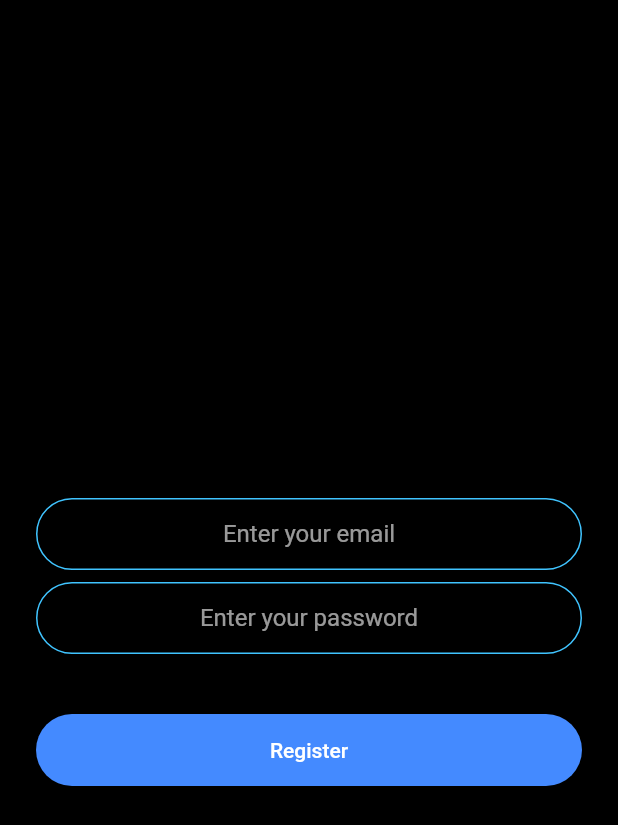
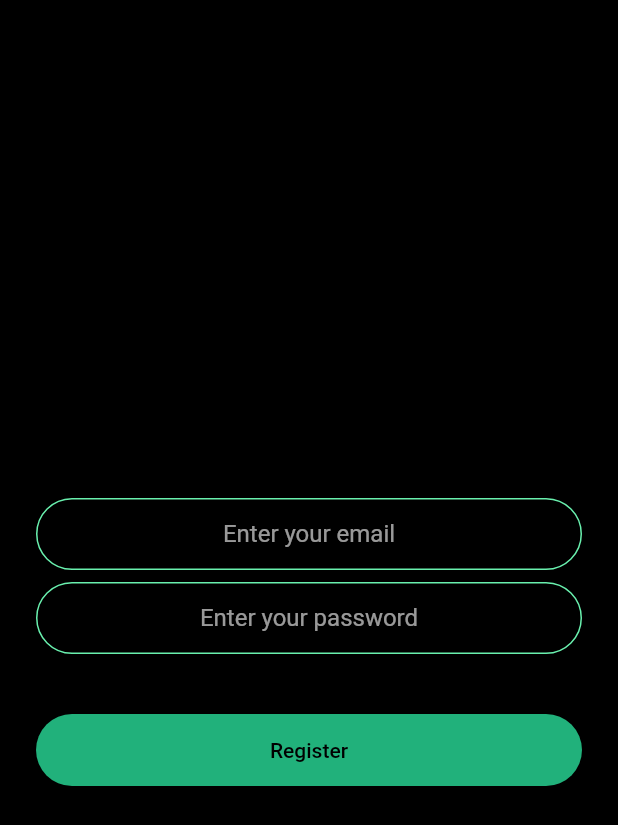
Before and after one commit to tshuenhau/gradis, a Flutter app: the screen it shows after launch, after a tap on "Register", on a phone screen of 412 x 824 dp. Shown: the top 825 px of the screen. Run offline on Flutter 3.47's test engine with Material 2 defaults, Android fonts, the phone set to English and light mode, and no system bars; our stand-ins replace cloud_firestore, firebase_auth, firebase_core; accounts and stored records are empty.

Commit message:
auto scroll to end on add & updated theme,

```diff
--- a/lib/constants.dart
+++ b/lib/constants.dart
@@ -10,6 +10,12 @@ const Color RaisinBlack = Color(0xff202124);
 const Color CharlestonGreen = Color(0xff282C2F);
 const Color Onyx = Color(0xff323639);
 const Color LightSilver = Color(0xffD6D6D7);
+const Color BlueAccent = Color(0xff09A6F3);
+const Color BlueHighlight = Color(0xff07c8f9);
+const Color DeepBlueHighlight = Color(0xff0a85ed);
+const Color GreenAccent = Color(0xff21b17b);
+const Color GreenHighlight = Color(0xff42dca3);
+
 //const Color RaisinBlack = Color(0xff);
 
 const kTextFieldDecoration = InputDecoration(
@@ -19,11 +25,11 @@ const kTextFieldDecoration = InputDecoration(
     borderRadius: BorderRadius.all(Radius.circular(32.0)),
   ),
   enabledBorder: OutlineInputBorder(
-    borderSide: BorderSide(color: Colors.lightBlueAccent, width: 1.0),
+    borderSide: BorderSide(color: Colors.greenAccent, width: 1.0),
     borderRadius: BorderRadius.all(Radius.circular(32.0)),
   ),
   focusedBorder: OutlineInputBorder(
-    borderSide: BorderSide(color: Colors.lightBlueAccent, width: 2.0),
+    borderSide: BorderSide(color: Colors.greenAccent, width: 2.0),
     borderRadius: BorderRadius.all(Radius.circular(32.0)),
   ),
 );
--- a/lib/main.dart
+++ b/lib/main.dart
@@ -7,6 +7,7 @@ import 'package:gradis/screens/authentication/LoginScreen.dart';
 import 'package:gradis/screens/authentication/RegistrationScreen.dart';
 import 'package:gradis/services/UserAPI.dart';
 import 'package:firebase_core/firebase_core.dart';
+import 'package:gradis/constants.dart';
 
 void main() => runApp(MyApp());
 
@@ -33,7 +34,11 @@ class MyApp extends StatelessWidget {
                 }
               },
               child: MaterialApp(
-                theme: ThemeData.dark(),
+                theme: ThemeData.dark().copyWith(
+                  primaryColor: Colors.black,
+                  accentColor: GreenHighlight,
+                  backgroundColor: Colors.greenAccent,
+                ),
                 home: InputPage(),
                 initialRoute: WelcomeScreen.id,
                 routes: {
@@ -47,7 +52,11 @@ class MyApp extends StatelessWidget {
           );
         }
         return MaterialApp(
-          theme: ThemeData.dark(),
+          theme: ThemeData.dark().copyWith(
+            primaryColor: Colors.greenAccent,
+            accentColor: GreenHighlight,
+            backgroundColor: Colors.greenAccent,
+          ),
           home: Scaffold(),
         );
       },
--- a/lib/screens/WelcomeScreen.dart
+++ b/lib/screens/WelcomeScreen.dart
@@ -1,6 +1,7 @@
 import 'package:flutter/material.dart';
 import 'package:gradis/screens/authentication/LoginScreen.dart';
 import 'package:gradis/screens/authentication/RegistrationScreen.dart';
+import 'package:gradis/constants.dart';
 
 class WelcomeScreen extends StatefulWidget {
   static const String id = 'welcome_screen';
@@ -12,7 +13,7 @@ class _WelcomeScreenState extends State<WelcomeScreen> {
   @override
   Widget build(BuildContext context) {
     return Scaffold(
-      backgroundColor: Colors.white,
+      backgroundColor: Colors.black,
       body: Padding(
         padding: EdgeInsets.symmetric(horizontal: 24.0),
         child: Column(
@@ -20,11 +21,8 @@ class _WelcomeScreenState extends State<WelcomeScreen> {
           crossAxisAlignment: CrossAxisAlignment.stretch,
           children: <Widget>[
             Row(
+              mainAxisAlignment: MainAxisAlignment.center,
               children: <Widget>[
-                // Container(
-                //   child: Image.asset('images/logo.png'),
-                //   height: 60.0,
-                // ),
                 Text(
                   'Gradis',
                   style: TextStyle(
@@ -41,7 +39,7 @@ class _WelcomeScreenState extends State<WelcomeScreen> {
               padding: EdgeInsets.symmetric(vertical: 16.0),
               child: Material(
                 elevation: 5.0,
-                color: Colors.lightBlueAccent,
+                color: GreenHighlight,
                 borderRadius: BorderRadius.circular(30.0),
                 child: MaterialButton(
                   onPressed: () {
@@ -52,6 +50,7 @@ class _WelcomeScreenState extends State<WelcomeScreen> {
                   height: 42.0,
                   child: Text(
                     'Log In',
+                    style: TextStyle(color: Colors.black),
                   ),
                 ),
               ),
@@ -59,7 +58,7 @@ class _WelcomeScreenState extends State<WelcomeScreen> {
             Padding(
               padding: EdgeInsets.symmetric(vertical: 16.0),
               child: Material(
-                color: Colors.blueAccent,
+                color: GreenAccent,
                 borderRadius: BorderRadius.circular(30.0),
                 elevation: 5.0,
                 child: MaterialButton(
@@ -71,6 +70,7 @@ class _WelcomeScreenState extends State<WelcomeScreen> {
                   height: 42.0,
                   child: Text(
                     'Register',
+                    style: TextStyle(color: Colors.black),
                   ),
                 ),
               ),
--- a/lib/screens/authentication/LoginScreen.dart
+++ b/lib/screens/authentication/LoginScreen.dart
@@ -52,7 +52,7 @@ class _LoginScreenState extends State<LoginScreen> {
               Padding(
                 padding: EdgeInsets.symmetric(vertical: 16.0),
                 child: Material(
-                  color: Colors.greenAccent,
+                  color: GreenHighlight,
                   borderRadius: BorderRadius.all(Radius.circular(30.0)),
                   elevation: 5.0,
                   child: MaterialButton(
@@ -75,7 +75,7 @@ class _LoginScreenState extends State<LoginScreen> {
                     height: 42.0,
                     child: Text(
                       'Login',
-                      style: TextStyle(color: Colors.white),
+                      style: TextStyle(color: Colors.black),
                     ),
                   ),
                 ),
--- a/lib/screens/authentication/RegistrationScreen.dart
+++ b/lib/screens/authentication/RegistrationScreen.dart
@@ -58,7 +58,7 @@ class _RegistrationScreenState extends State<RegistrationScreen> {
             Padding(
               padding: EdgeInsets.symmetric(vertical: 16.0),
               child: Material(
-                color: Colors.blueAccent,
+                color: GreenAccent,
                 borderRadius: BorderRadius.all(Radius.circular(30.0)),
                 elevation: 5.0,
                 child: MaterialButton(
@@ -77,7 +77,7 @@ class _RegistrationScreenState extends State<RegistrationScreen> {
                   height: 42.0,
                   child: Text(
                     'Register',
-                    style: TextStyle(color: Colors.white),
+                    style: TextStyle(color: Colors.black),
                   ),
                 ),
               ),
```
Also changed, not shown: lib/screens/InputPage.dart (+21 -13 lines), lib/widgets/GradesList.dart (+18 -3 lines), lib/widgets/ModuleTile.dart (+14 -11 lines).
